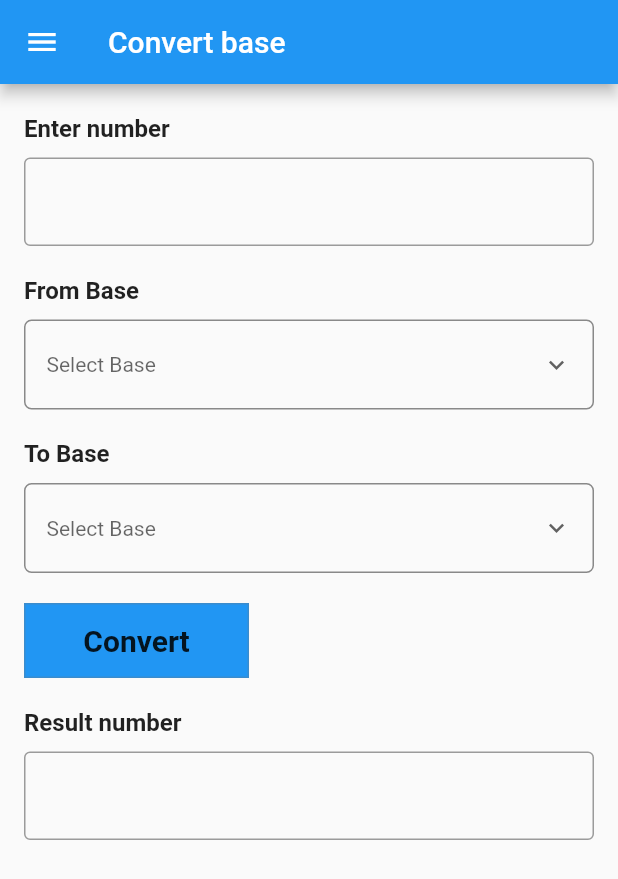
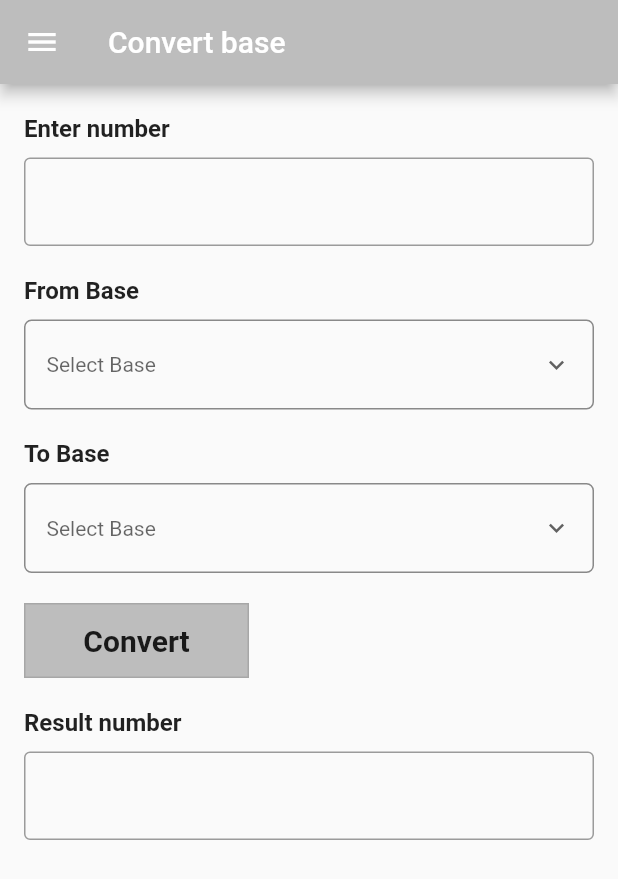
Before and after one commit to ReamChandara/allProject, a Flutter app: the ConvertBasePage screen opened directly, on a phone screen of 412 x 824 dp. Shown: the top 879 px of the screen. Run offline on Flutter 3.47's test engine with Material 2 defaults, Android fonts, the phone set to English and light mode, and no system bars; drawn by our look-alikes of dropdown_button2; our stand-ins replace flutter_spinkit, get, get_storage, image_picker, shared_preferences, sqflite; missing offline and left inert: flutter_barcode_scanner; accounts and stored records are empty; generated files the repository leaves out were written again.

Commit message:
17-10-2022

```diff
--- a/lib/page/calculator_page.dart
+++ b/lib/page/calculator_page.dart
@@ -3,6 +3,7 @@
 import 'package:flutter/material.dart';
 import 'package:flutter_application_1/widget/build_drawer.dart';
 import 'package:flutter_gen/gen_l10n/app_localizations.dart';
+import 'package:get/get.dart';
 
 class CalculatorPage extends StatefulWidget {
   const CalculatorPage({Key key}) : super(key: key);
@@ -29,7 +30,10 @@ class _CalculatorPageState extends State<CalculatorPage> {
   }
 
   get _buildAppBar {
-    return AppBar(title: Text(AppLocalizations.of(context).calculator));
+    return AppBar(
+      title: Text(AppLocalizations.of(context).calculator),
+      backgroundColor: Theme.of(context).primaryColor,
+    );
   }
 
   get _buildBody {
--- a/lib/page/convert_base_page.dart
+++ b/lib/page/convert_base_page.dart
@@ -139,7 +139,10 @@ class _ConvertBasePageState extends State<ConvertBasePage> {
 
   get buildAppbar {
     return AppBar(
-      title: Text(transtation(context).convertbase),
+      backgroundColor: Theme.of(context).primaryColor,
+      title: Text(
+        transtation(context).convertbase,
+      ),
     );
   }
 
@@ -154,9 +157,10 @@ class _ConvertBasePageState extends State<ConvertBasePage> {
               child: Column(
                 crossAxisAlignment: CrossAxisAlignment.start,
                 children: [
-                  const Text(
-                    "Enter number",
-                    style: TextStyle(fontSize: 16, fontWeight: FontWeight.bold),
+                  Text(
+                    transtation(context).enternumber,
+                    style: const TextStyle(
+                        fontSize: 16, fontWeight: FontWeight.bold),
                   ),
                   const SizedBox(
                     height: 10,
@@ -179,9 +183,10 @@ class _ConvertBasePageState extends State<ConvertBasePage> {
                   const SizedBox(
                     height: 20,
                   ),
-                  const Text(
-                    "From Base",
-                    style: TextStyle(fontSize: 16, fontWeight: FontWeight.bold),
+                  Text(
+                    transtation(context).fromebase,
+                    style: const TextStyle(
+                        fontSize: 16, fontWeight: FontWeight.bold),
                   ),
                   const SizedBox(
                     height: 10,
@@ -194,7 +199,7 @@ class _ConvertBasePageState extends State<ConvertBasePage> {
                     buttonHeight: 60,
                     buttonWidth: double.infinity,
                     itemHeight: 60,
-                    hint: 'Select Base',
+                    hint: transtation(context).selectbase,
                     dropdownItems: base,
                     value: fromBase,
                     onChanged: (value) {
@@ -206,9 +211,10 @@ class _ConvertBasePageState extends State<ConvertBasePage> {
                   const SizedBox(
                     height: 20,
                   ),
-                  const Text(
-                    "To Base",
-                    style: TextStyle(fontSize: 16, fontWeight: FontWeight.bold),
+                  Text(
+                    transtation(context).tobase,
+                    style: const TextStyle(
+                        fontSize: 16, fontWeight: FontWeight.bold),
                   ),
                   const SizedBox(
                     height: 10,
@@ -222,7 +228,7 @@ class _ConvertBasePageState extends State<ConvertBasePage> {
                     buttonHeight: 60,
                     buttonWidth: double.infinity,
                     itemHeight: 60,
-                    hint: 'Select Base',
+                    hint: transtation(context).selectbase,
                     dropdownItems: base,
                     value: toBase,
                     onChanged: (value) {
@@ -341,8 +347,7 @@ class _ConvertBasePageState extends State<ConvertBasePage> {
                                   }
                                 }
                               },
-                              text: "Convert",
-                            )
+                              text: transtation(context).convert)
                           : const SizedBox(),
                       click == false
                           ? BuildButton(
@@ -355,17 +360,17 @@ class _ConvertBasePageState extends State<ConvertBasePage> {
                                 //   resultCon.text = "";
                                 // });
                               },
-                              text: "Convert",
-                            )
+                              text: transtation(context).convert)
                           : const SizedBox(),
                     ],
                   ),
                   const SizedBox(
                     height: 20,
                   ),
-                  const Text(
-                    "Result number",
-                    style: TextStyle(fontSize: 16, fontWeight: FontWeight.bold),
+                  Text(
+                    transtation(context).resultnumber,
+                    style: const TextStyle(
+                        fontSize: 16, fontWeight: FontWeight.bold),
                   ),
                   const SizedBox(
                     height: 10,
--- a/lib/page/language_page.dart
+++ b/lib/page/language_page.dart
@@ -54,6 +54,7 @@ class _LanguagePageState extends State<LanguagePage> {
 
   AppBar buildAppbar() {
     return AppBar(
+      backgroundColor: Theme.of(context).primaryColor,
       title: Text(transtation(context).changelang),
     );
   }
--- a/lib/page/setting_page.dart
+++ b/lib/page/setting_page.dart
@@ -27,6 +27,7 @@ class _SettingPageState extends State<SettingPage> {
 
   get buildAppbar {
     return AppBar(
+      backgroundColor: Theme.of(context).primaryColor,
       title: Text(transtation(context).setting),
     );
   }
--- /dev/null
+++ b/lib/theme/theme.dart
@@ -0,0 +1,10 @@
+import 'package:flutter/material.dart';
+
+class Themes {
+  final lightTheme = ThemeData.light().copyWith(
+    primaryColor: Colors.grey[400],
+  );
+  final darkTheme = ThemeData.dark().copyWith(
+    primaryColor: Colors.blueGrey[800],
+  );
+}
--- a/lib/widget/build_drawer.dart
+++ b/lib/widget/build_drawer.dart
@@ -5,6 +5,7 @@ import 'package:flutter_application_1/page/convert_base_page.dart';
 import 'package:flutter_application_1/page/scanner_page.dart';
 import 'package:flutter_application_1/page/setting_page.dart';
 import 'package:flutter_application_1/page/tamperature_page.dart';
+import 'package:flutter_application_1/theme/theme.dart';
 import 'package:flutter_application_1/widget/drawer_header.dart';
 import 'package:flutter_gen/gen_l10n/app_localizations.dart';
 import 'list_drawer.dart';
@@ -25,7 +26,7 @@ class _DrawerWidgetState extends State<DrawerWidget> {
           Expanded(
             flex: 15,
             child: Container(
-              color: Colors.white,
+              color: Theme.of(context).primaryColor,
               child: SingleChildScrollView(
                 child: Column(
                   children: [
@@ -121,7 +122,6 @@ class _DrawerWidgetState extends State<DrawerWidget> {
                 ),
               ),
               decoration: const BoxDecoration(
-                color: Colors.white,
                 border: Border.symmetric(
                   vertical: BorderSide.none,
                   horizontal: BorderSide(width: 0.5),
--- a/lib/widget/drawer_header.dart
+++ b/lib/widget/drawer_header.dart
@@ -25,14 +25,13 @@ class _HeaderDrawerState extends State<HeaderDrawer> {
         child: ListTile(
           title: const Text(
             "Ream Chandara",
-            style: TextStyle(fontSize: 20.0, color: Colors.white),
+            style: TextStyle(fontSize: 20.0),
           ),
           leading: Container(
             width: 100,
             height: 100,
             decoration: BoxDecoration(
               border: Border.all(
-                color: Colors.white,
                 width: 0.5,
               ),
               shape: BoxShape.circle,
--- a/pubspec.yaml
+++ b/pubspec.yaml
@@ -47,6 +47,8 @@ dependencies:
   intl: ^0.17.0
   date_time_picker: ^2.1.0
   shared_preferences: ^2.0.15
+  get: ^4.6.5
+  get_storage: ^2.0.3
 dev_dependencies:
   flutter_test:
     sdk: flutter
```
Also changed, not shown: lib/l10n/app_en.arb (+11 -1 lines), lib/l10n/app_km.arb (+11 -1 lines), lib/l10n/app_zh.arb (+11 -1 lines), lib/main.dart (+20 -9 lines), lib/page/scanner_page.dart (+12 -1 lines), lib/page/tamperature_page.dart (+6 -5 lines), lib/page/theme_page.dart (+37 -4 lines), lib/theme/theme_service.dart (added, +36 -0 lines), pubspec.lock.
